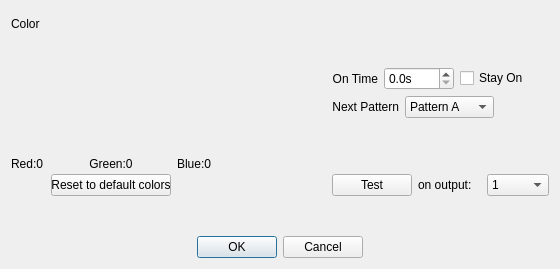
bemcgarvey/LED-Controller, file client/LED-ControllerClient/editpatterndialog.ui: the form before one commit.
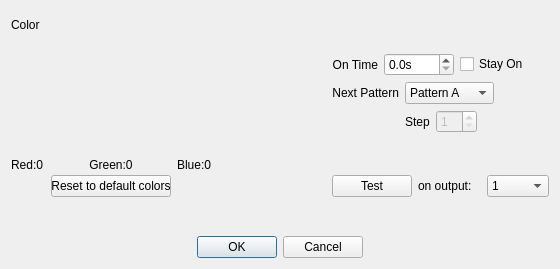
The form after the commit. Custom widgets are drawn as their Qt base class.

Commit message: Added step feature to client

The edit to the form file:
```diff
--- a/client/LED-ControllerClient/editpatterndialog.ui
+++ b/client/LED-ControllerClient/editpatterndialog.ui
@@ -13,8 +13,24 @@
   <property name="windowTitle">
    <string>Edit LED Pattern</string>
   </property>
-  <layout class="QGridLayout" name="gridLayout">
-   <item row="1" column="0">
+  <layout class="QVBoxLayout" name="verticalLayout_3">
+   <item>
+    <widget class="PatternDisplay" name="patternDisplay">
+     <property name="maximumSize">
+      <size>
+       <width>16777215</width>
+       <height>30</height>
+      </size>
+     </property>
+     <property name="frameShape">
+      <enum>QFrame::Box</enum>
+     </property>
+     <property name="frameShadow">
+      <enum>QFrame::Plain</enum>
+     </property>
+    </widget>
+   </item>
+   <item>
     <layout class="QHBoxLayout" name="horizontalLayout_4">
      <item>
       <layout class="QVBoxLayout" name="verticalLayout">
@@ -232,6 +248,56 @@
          </item>
         </layout>
        </item>
+       <item>
+        <layout class="QHBoxLayout" name="horizontalLayout_6">
+         <item>
+          <spacer name="horizontalSpacer_5">
+           <property name="orientation">
+            <enum>Qt::Horizontal</enum>
+           </property>
+           <property name="sizeHint" stdset="0">
+            <size>
+             <width>40</width>
+             <height>20</height>
+            </size>
+           </property>
+          </spacer>
+         </item>
+         <item alignment="Qt::AlignRight">
+          <widget class="QLabel" name="stepLabel">
+           <property name="text">
+            <string>Step</string>
+           </property>
+          </widget>
+         </item>
+         <item>
+          <widget class="QSpinBox" name="stepSpinBox">
+           <property name="enabled">
+            <bool>false</bool>
+           </property>
+           <property name="minimum">
+            <number>1</number>
+           </property>
+           <property name="maximum">
+            <number>60</number>
+           </property>
+          </widget>
+         </item>
+         <item>
+          <spacer name="horizontalSpacer_4">
+           <property name="orientation">
+            <enum>Qt::Horizontal</enum>
+           </property>
+           <property name="sizeHint" stdset="0">
+            <size>
+             <width>40</width>
+             <height>20</height>
+            </size>
+           </property>
+          </spacer>
+         </item>
+        </layout>
+       </item>
        <item>
         <spacer name="verticalSpacer">
          <property name="orientation">
@@ -301,30 +367,7 @@
      </item>
     </layout>
    </item>
-   <item row="0" column="0">
-    <widget class="PatternDisplay" name="patternDisplay">
-     <property name="maximumSize">
-      <size>
-       <width>16777215</width>
-       <height>30</height>
-      </size>
-     </property>
-     <property name="frameShape">
-      <enum>QFrame::Box</enum>
-     </property>
-     <property name="frameShadow">
-      <enum>QFrame::Plain</enum>
-     </property>
-    </widget>
-   </item>
-   <item row="3" column="0" alignment="Qt::AlignHCenter">
-    <widget class="QDialogButtonBox" name="buttonBox">
-     <property name="standardButtons">
-      <set>QDialogButtonBox::Cancel|QDialogButtonBox::Ok</set>
-     </property>
-    </widget>
-   </item>
-   <item row="2" column="0">
+   <item>
     <spacer name="verticalSpacer_3">
      <property name="orientation">
       <enum>Qt::Vertical</enum>
@@ -337,6 +380,13 @@
      </property>
     </spacer>
    </item>
+   <item alignment="Qt::AlignHCenter">
+    <widget class="QDialogButtonBox" name="buttonBox">
+     <property name="standardButtons">
+      <set>QDialogButtonBox::Cancel|QDialogButtonBox::Ok</set>
+     </property>
+    </widget>
+   </item>
   </layout>
  </widget>
  <customwidgets>
```
The commit also changes 5 other files.
